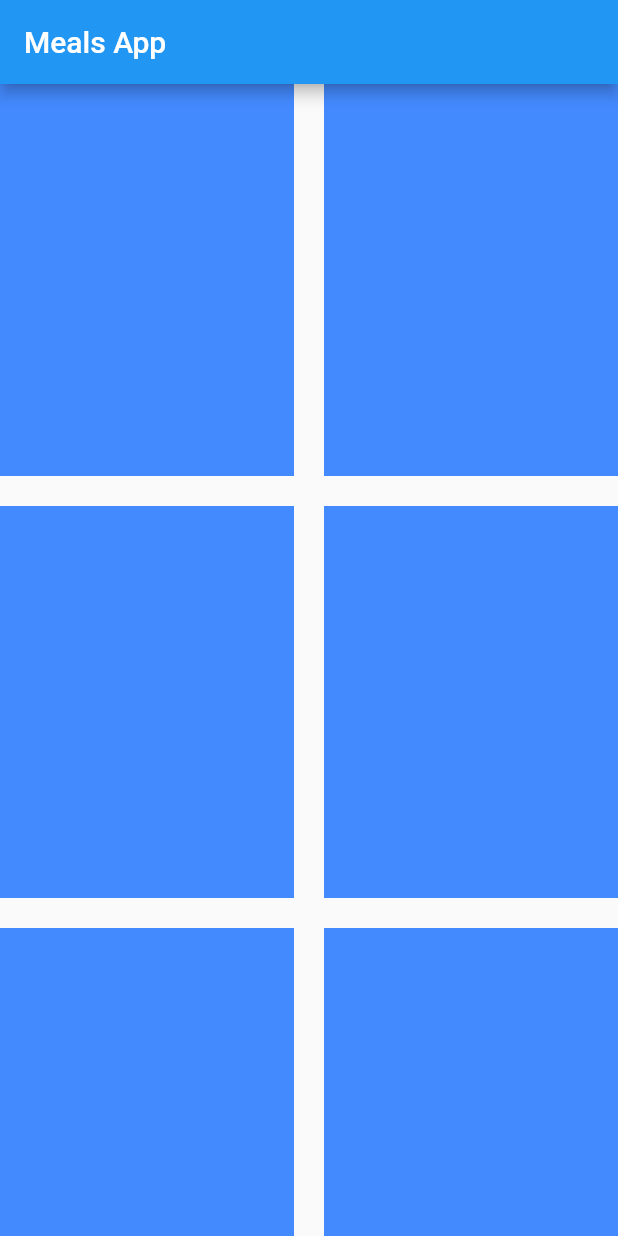
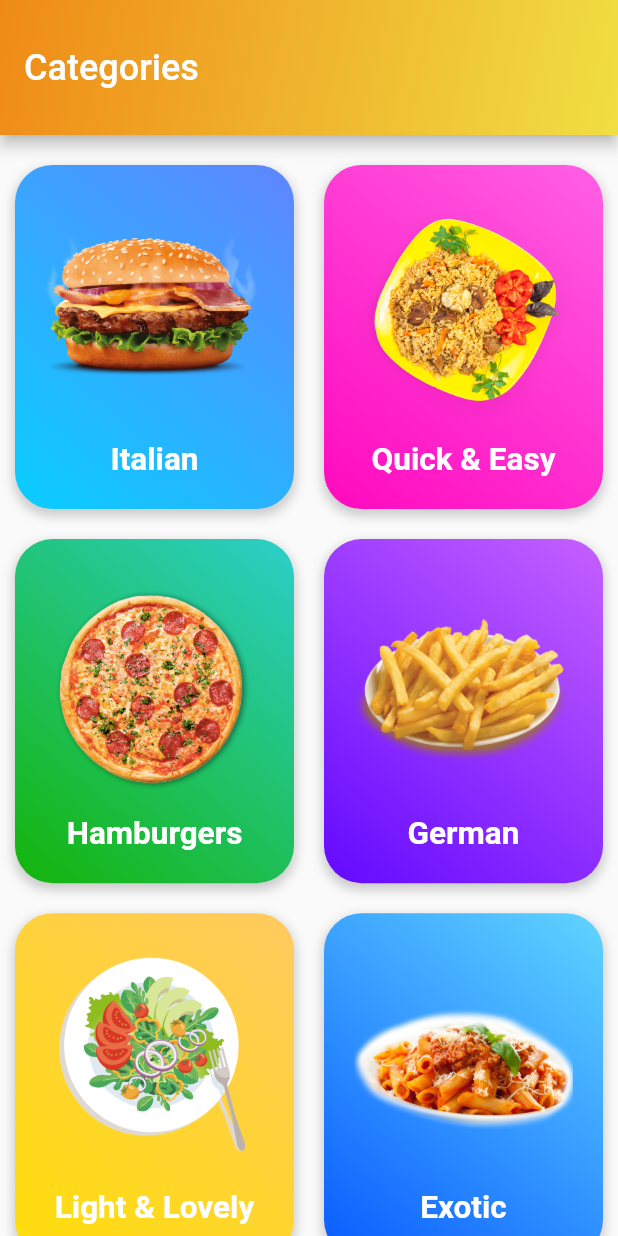
Before and after one commit to HossamMuhammedOmar/new_meals_app, a Flutter app: the screen it shows after launch, on a phone screen of 412 x 824 dp. Run offline on Flutter 3.47's test engine with Material 2 defaults, Android fonts, the light colour scheme and no system bars.

Commit message:
update app

```diff
--- a/lib/meals_data.dart
+++ b/lib/meals_data.dart
@@ -6,62 +6,72 @@ const CATEGORIES_DATA = [
   Categories(
     id: 'c1',
     title: 'Italian',
-    imageUrl: '',
-    color: Colors.red,
+    imageUrl: 'assets/images/hamburger-min.png',
+    color1: Color(0xff6085FF),
+    color2: Color(0xff09CEFF),
   ),
   Categories(
     id: 'c2',
     title: 'Quick & Easy',
-    imageUrl: '',
-    color: Colors.red,
+    imageUrl: 'assets/images/rice-min.png',
+    color1: Color(0xffFF60E5),
+    color2: Color(0xffFF09BE),
   ),
   Categories(
     id: 'c3',
     title: 'Hamburgers',
-    imageUrl: '',
-    color: Colors.red,
+    imageUrl: 'assets/images/pizza-min.png',
+    color1: Color(0xFF2CCFCA),
+    color2: Color(0xFF14B409),
   ),
   Categories(
     id: 'c4',
     title: 'German',
-    imageUrl: '',
-    color: Colors.red,
+    imageUrl: 'assets/images/poootto-min.png',
+    color1: Color(0xffC560FF),
+    color2: Color(0xff6309FF),
   ),
   Categories(
     id: 'c5',
     title: 'Light & Lovely',
-    imageUrl: '',
-    color: Colors.red,
+    imageUrl: 'assets/images/vegetables-min.png',
+    color1: Color(0xffFFCA60),
+    color2: Color(0xffFFDE09),
   ),
   Categories(
     id: 'c6',
     title: 'Exotic',
-    imageUrl: '',
-    color: Colors.red,
+    imageUrl: 'assets/images/pasta-min.png',
+    color1: Color(0xff60D5FF),
+    color2: Color(0xff095BFF),
   ),
   Categories(
     id: 'c7',
     title: 'Breakfast',
-    imageUrl: '',
-    color: Colors.red,
+    imageUrl: 'assets/images/breakfastFood-min.png',
+    color1: Color(0xffFE2424),
+    color2: Color(0xffD11A1A),
   ),
   Categories(
     id: 'c8',
     title: 'Asian',
-    imageUrl: '',
-    color: Colors.red,
+    imageUrl: 'assets/images/assianFood-min.png',
+    color1: Color(0xffFF60E5),
+    color2: Color(0xffFF09BE),
   ),
   Categories(
     id: 'c9',
     title: 'French',
     imageUrl: '',
-    color: Colors.red,
+    color1: Color(0xffC560FF),
+    color2: Color(0xff6309FF),
   ),
   Categories(
     id: 'c10',
     title: 'Summer',
     imageUrl: '',
-    color: Colors.red,
+    color1: Color(0xff6085FF),
+    color2: Color(0xff09CEFF),
   ),
 ];
 
--- a/lib/models/categories.dart
+++ b/lib/models/categories.dart
@@ -4,12 +4,14 @@ class Categories {
   final String id;
   final String title;
   final String imageUrl;
-  final Color color;
+  final Color color1;
+  final Color color2;
 
   const Categories({
     @required this.id,
     @required this.title,
     @required this.imageUrl,
-    @required this.color,
+    @required this.color1,
+    @required this.color2,
   });
 }
--- a/lib/models/meals.dart
+++ b/lib/models/meals.dart
@@ -1,5 +1,4 @@
 import 'package:flutter/foundation.dart';
-import 'package:meals_app/models/categories.dart';
 
 class Meals {
   final String id;
--- a/lib/screens/categories_screen.dart
+++ b/lib/screens/categories_screen.dart
@@ -1,34 +1,30 @@
 import 'package:flutter/material.dart';
+import 'package:meals_app/widgets/categories_widget.dart';
+
+import '../meals_data.dart';
 
 class CategoriesScreen extends StatelessWidget {
   @override
   Widget build(BuildContext context) {
     return GridView(
-      children: [
-        Container(
-          color: Colors.blueAccent,
-        ),
-        Container(
-          color: Colors.blueAccent,
-        ),
-        Container(
-          color: Colors.blueAccent,
-        ),
-        Container(
-          color: Colors.blueAccent,
-        ),
-        Container(
-          color: Colors.blueAccent,
-        ),
-        Container(
-          color: Colors.blueAccent,
-        ),
-      ],
+      padding: EdgeInsets.symmetric(vertical: 20.0, horizontal: 10.0),
+      physics: BouncingScrollPhysics(),
+      children: CATEGORIES_DATA
+          .map(
+            (category) => CategoriesWidget(
+              category.id,
+              category.title,
+              category.imageUrl,
+              category.color1,
+              category.color2,
+            ),
+          )
+          .toList(),
       gridDelegate: SliverGridDelegateWithMaxCrossAxisExtent(
         maxCrossAxisExtent: 200,
         crossAxisSpacing: 20,
         mainAxisSpacing: 20,
-        childAspectRatio: 3/4,
+        childAspectRatio: 3 / 3.7,
       ),
     );
   }
--- a/lib/screens/home_screen.dart
+++ b/lib/screens/home_screen.dart
@@ -1,6 +1,5 @@
 import 'package:flutter/material.dart';
-
-import 'categories_screen.dart';
+import 'package:meals_app/screens/categories_screen.dart';
 
 class HomeScreen extends StatelessWidget {
   @override
@@ -8,7 +7,23 @@ class HomeScreen extends StatelessWidget {
     return Container(
       child: Scaffold(
         appBar: AppBar(
-          title: Text('Meals App'),
+          toolbarHeight: 90.0,
+          flexibleSpace: Container(
+            decoration: BoxDecoration(
+              gradient: LinearGradient(
+                begin: Alignment.topLeft,
+                end: Alignment.bottomRight,
+                colors: <Color>[
+                  Color(0xffEF8A17),
+                  Color(0xffF0DF43),
+                ],
+              ),
+            ),
+          ),
+          title: Text(
+            'Categories',
+            style: TextStyle(fontSize: 24.0),
+          ),
         ),
         body: CategoriesScreen(),
       ),
--- /dev/null
+++ b/lib/widgets/categories_widget.dart
@@ -0,0 +1,61 @@
+import 'package:flutter/material.dart';
+
+class CategoriesWidget extends StatelessWidget {
+  final String id;
+  final String title;
+  final String imageUrl;
+  final Color color1;
+  final Color color2;
+
+  CategoriesWidget(
+      this.id, this.title, this.imageUrl, this.color1, this.color2);
+
+  @override
+  Widget build(BuildContext context) {
+    return GestureDetector(
+      onTap: () {},
+      child: Container(
+        padding: EdgeInsets.all(20.0),
+        child: Column(
+          crossAxisAlignment: CrossAxisAlignment.center,
+          mainAxisAlignment: MainAxisAlignment.spaceBetween,
+          children: [
+            Container(
+              width: 150,
+              height: 150,
+              child: Image(
+                image: AssetImage(imageUrl),
+                width: 150,
+                height: 150,
+              ),
+            ),
+            Text(
+              title,
+              style: TextStyle(
+                color: Colors.white,
+                fontSize: 21.0,
+                fontWeight: FontWeight.bold,
+              ),
+            ),
+          ],
+        ),
+        decoration: BoxDecoration(
+          gradient: LinearGradient(
+            begin: Alignment.topRight,
+            end: Alignment.bottomLeft,
+            colors: [color1, color2],
+          ),
+          borderRadius: BorderRadius.circular(25.0),
+          boxShadow: [
+            BoxShadow(
+              color: Colors.grey.withOpacity(0.5),
+              spreadRadius: 1,
+              blurRadius: 5,
+              offset: Offset(0, 3), // changes position of shadow
+            ),
+          ],
+        ),
+      ),
+    );
+  }
+}
```
Also changed, not shown: pubspec.yaml (+3 -4 lines), assets/images/assianFood-min.png (added), assets/images/breakfastFood-min.png (added), pubspec.lock.
